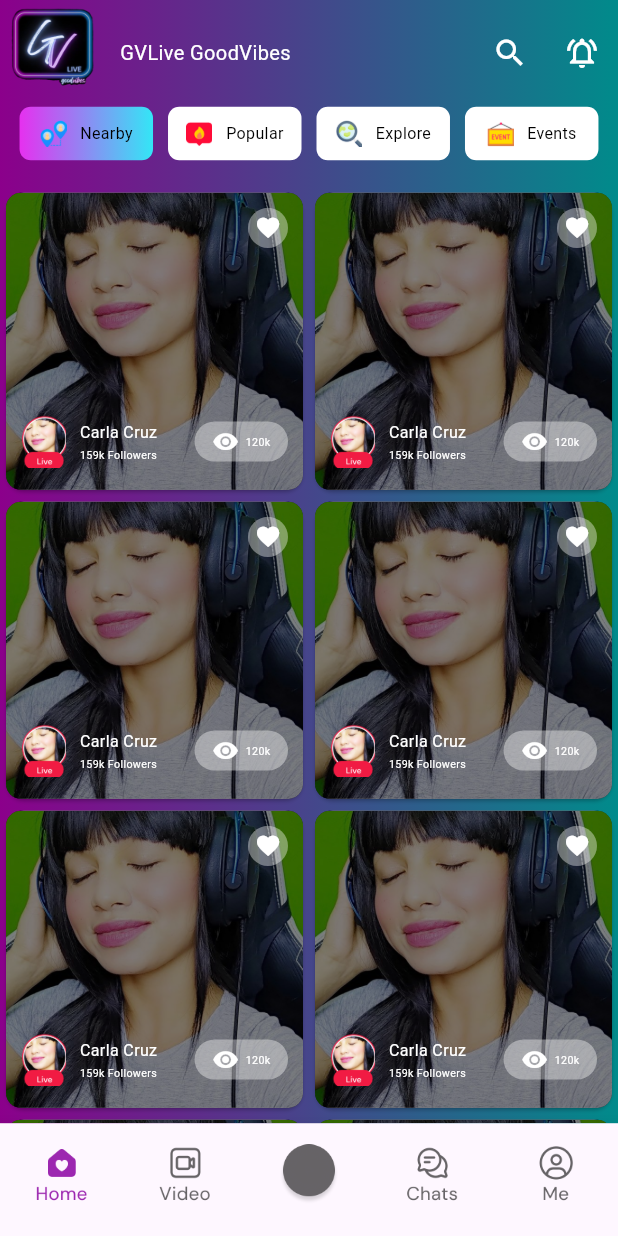
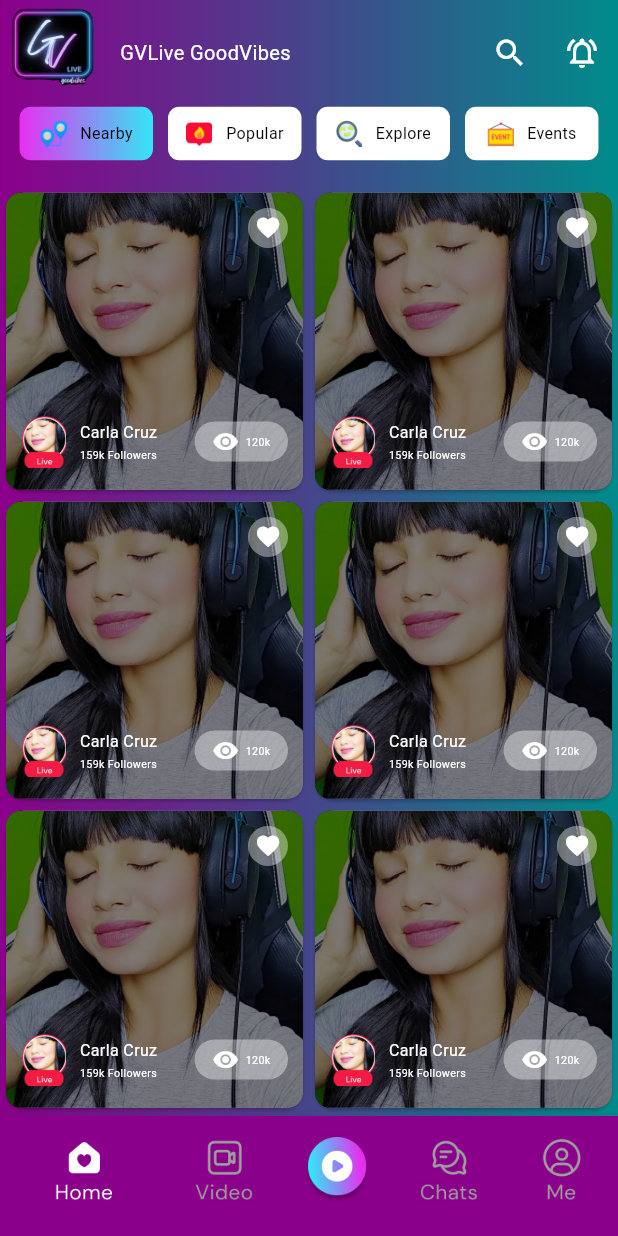
Before and after one commit to lansoyyy/hsi-glive, a Flutter app: the HomeView screen opened by its route, on a phone screen of 412 x 824 dp. Run offline on Flutter 3.47's test engine with Material 3 defaults, Android fonts, the phone set to English and light mode, and no system bars; drawn by our look-alikes of oktoast; our stand-ins replace dio, flutter_screenutil, flutter_secure_storage, get, get_storage, image_picker and 3 more; missing offline and left inert: age_calculator; accounts and stored records are empty; Roboto replaces fonts that are missing (Regular).

Commit message:
fixed bottom nav

```diff
--- a/lib/main.dart
+++ b/lib/main.dart
@@ -31,7 +31,7 @@ class MyApp extends StatelessWidget {
             child: GetMaterialApp(
               initialRoute: '/',
               getPages: [
-                GetPage(name: '/', page: () => const SplashView()),
+                GetPage(name: '/', page: () => const HomeView()),
                 GetPage(name: '/login', page: () => const LoginView()),
                 GetPage(
                     name: '/initiallogin',
--- a/lib/modules/home/home_view.dart
+++ b/lib/modules/home/home_view.dart
@@ -30,12 +30,23 @@ class _HomeViewState extends State<HomeView> {
 
   @override
   Widget build(BuildContext context) {
-    SystemChrome.setSystemUIOverlayStyle(const SystemUiOverlayStyle(
-      statusBarColor: Color(0xFF8B008B),
-    ));
-
     return Scaffold(
-      body: SafeArea(child: _pages[_currentIndex]),
+      body: SafeArea(
+        child: Container(
+          decoration: const BoxDecoration(
+            gradient: LinearGradient(
+              colors: [
+                Color(0xFF8B008B), // Darker purple
+                Color(0xFF008B8B), // Darker teal
+              ],
+              stops: [0.0, 1.0],
+            ),
+          ),
+          width: double.infinity,
+          height: double.infinity,
+          child: _pages[_currentIndex],
+        ),
+      ),
       bottomNavigationBar: AppBottomNavigationBar(
         currentIndex: _currentIndex,
         onTap: _onItemTap,
--- a/lib/modules/home/tabs/home_tab.dart
+++ b/lib/modules/home/tabs/home_tab.dart
@@ -22,20 +22,7 @@ class _HomeTabState extends State<HomeTab> {
   String selected = 'Nearby';
   @override
   Widget build(BuildContext context) {
-    return Container(
-      width: double.infinity,
-      height: double.infinity,
-      decoration: const BoxDecoration(
-        gradient: LinearGradient(
-          colors: [
-            Color(0xFF8B008B), // Darker purple
-            Color(0xFF008B8B), // Darker teal
-          ],
-          stops: [0.0, 1.0],
-        ),
-      ),
-      child: SafeArea(
-        child: Column(
+    return Column(
       children: [
         Row(
           mainAxisAlignment: MainAxisAlignment.start,
@@ -167,8 +154,7 @@ class _HomeTabState extends State<HomeTab> {
                           height: 30.sp,
                           width: 30.sp,
                           decoration: const BoxDecoration(
-                                  color: Colors.white38,
-                                  shape: BoxShape.circle),
+                              color: Colors.white38, shape: BoxShape.circle),
                           child: Icon(
                             Icons.favorite,
                             color: Colors.white,
@@ -256,8 +242,6 @@ class _HomeTabState extends State<HomeTab> {
           },
         ))
       ],
-        ),
-      ),
     );
   }
 }
--- a/lib/widgets/AppBottomNavbar.dart
+++ b/lib/widgets/AppBottomNavbar.dart
@@ -22,19 +22,28 @@ class AppBottomNavigationBar extends StatelessWidget {
   @override
   Widget build(BuildContext context) {
     return BottomNavigationBar(
-      type: BottomNavigationBarType.fixed,
+      backgroundColor: Colors.black, // Ensure the background is transparent
       currentIndex: currentIndex,
+
       onTap: onTap,
-      items: _icons.map((icon) {
+      items: _icons.asMap().entries.map((entry) {
+        int index = entry.key;
+        Map<String, String> icon = entry.value;
+
         return BottomNavigationBarItem(
-          icon: ImageIcon(
-            AssetImage(
-                'assets/images/${icon[currentIndex == _icons.indexOf(icon) ? 'active' : 'inactive']!}.png'),
-            size: 45.sp,
-            color: currentIndex == _icons.indexOf(icon)
-                ? Colors.purple
-                : Colors.black.withOpacity(0.6),
-          ),
+          backgroundColor: const Color(0xFF8B008B),
+          icon: index == 2
+              ? Image.asset(
+                  'assets/images/${icon['active']}.png',
+                  width: 45,
+                  height: 45,
+                )
+              : ImageIcon(
+                  AssetImage(
+                      'assets/images/${icon[currentIndex == index ? 'active' : 'inactive']!}.png'),
+                  size: 45,
+                  color: currentIndex == index ? Colors.white : Colors.grey,
+                ),
           label: '',
         );
       }).toList(),
```
Lines whose indentation alone changed are shown as unchanged.
